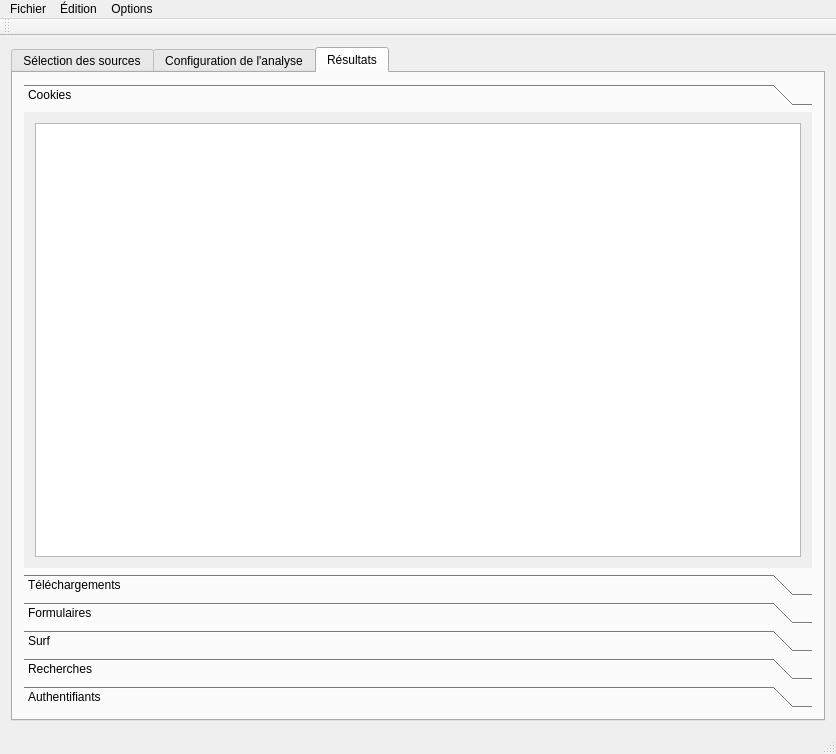
Before: the Qt Designer form ui/main_window.ui in mgrzybek/forensics-data-extractor, drawn with Qt 5.
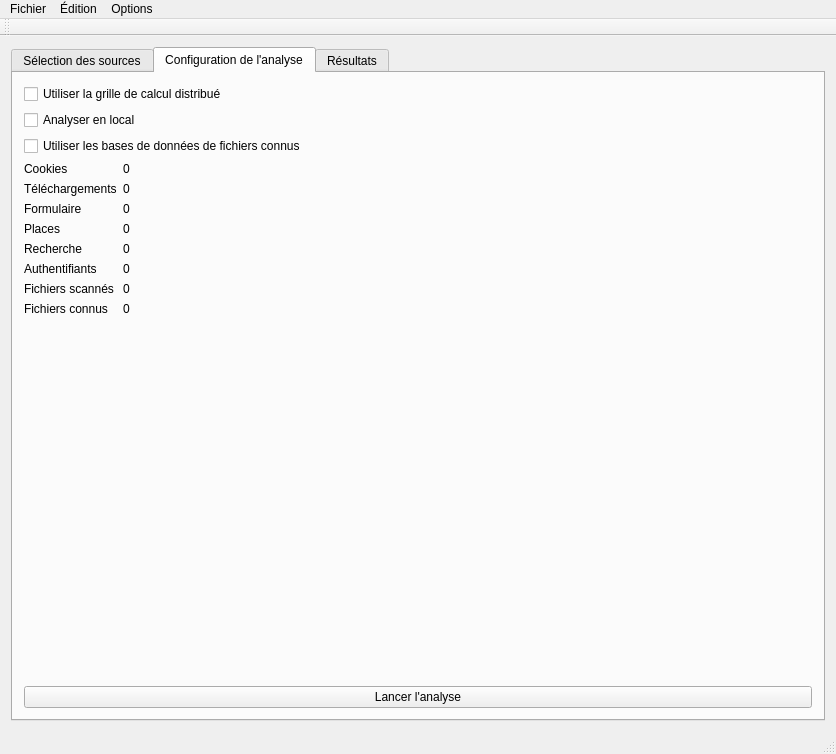
After: the same form once the commit is applied. The open tabs and pages were chosen to show the change.

```diff
--- a/ui/main_window.ui
+++ b/ui/main_window.ui
@@ -16,11 +16,11 @@
   <widget class="QWidget" name="centralWidget">
    <layout class="QVBoxLayout" name="verticalLayout_2">
     <item>
-     <widget class="QTabWidget" name="tab_web_results">
+     <widget class="QTabWidget" name="tab">
       <property name="currentIndex">
        <number>1</number>
       </property>
-      <widget class="QWidget" name="tab_fs">
+      <widget class="QWidget" name="tab_sources">
        <attribute name="title">
         <string>Sélection des sources</string>
        </attribute>
@@ -87,7 +87,7 @@
         </item>
        </layout>
       </widget>
-      <widget class="QWidget" name="tab">
+      <widget class="QWidget" name="tab_analysis">
        <attribute name="title">
         <string>Configuration de l'analyse</string>
        </attribute>
@@ -108,6 +108,13 @@
             </property>
            </widget>
           </item>
+          <item>
+           <widget class="QCheckBox" name="check_known_files_db">
+            <property name="text">
+             <string>Utiliser les bases de données de fichiers connus</string>
+            </property>
+           </widget>
+          </item>
          </layout>
         </item>
         <item>
@@ -229,9 +236,16 @@
           </item>
          </layout>
         </item>
+        <item>
+         <widget class="QPushButton" name="push_start_analysis">
+          <property name="text">
+           <string>Lancer l'analyse</string>
+          </property>
+         </widget>
+        </item>
        </layout>
       </widget>
-      <widget class="QWidget" name="widget">
+      <widget class="QWidget" name="tab_web_results">
        <attribute name="title">
         <string>Résultats</string>
        </attribute>
@@ -246,8 +260,8 @@
             <rect>
              <x>0</x>
              <y>0</y>
-             <width>766</width>
-             <height>415</height>
+             <width>796</width>
+             <height>437</height>
             </rect>
            </property>
            <attribute name="label">
```
Left out of the diff: 24 changed lines with no effect on the pictures.
